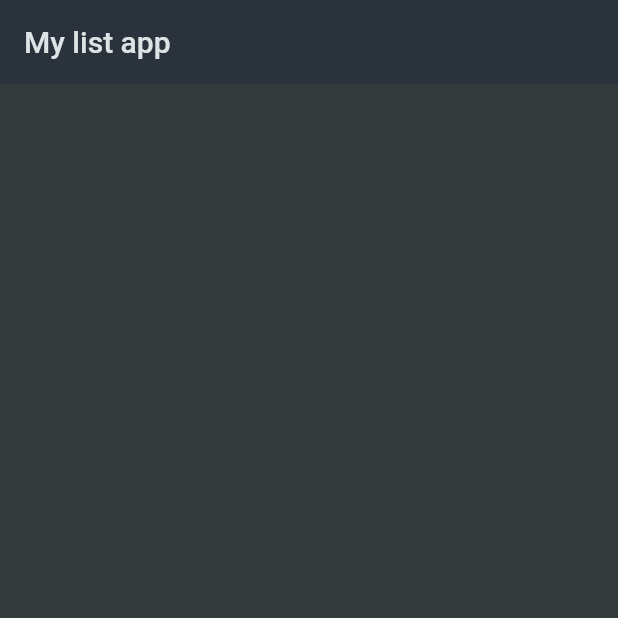
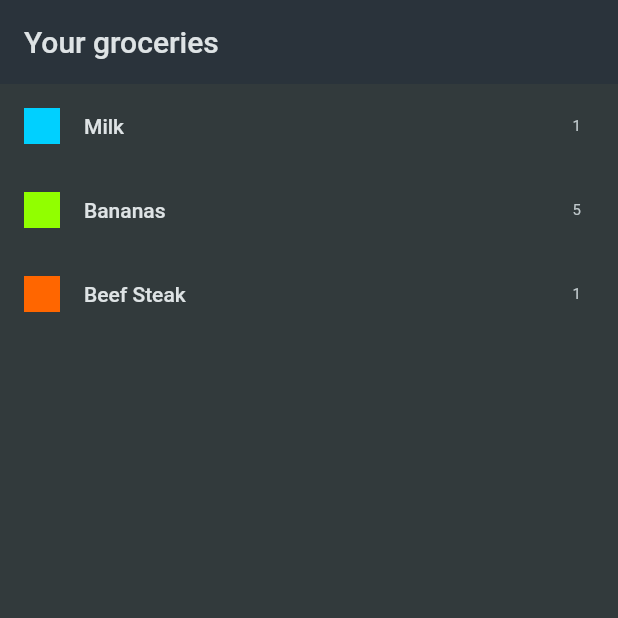
Before and after one commit to davidecarizzoni/shopping_list_app, a Flutter app: the screen it shows after launch, on a phone screen of 412 x 824 dp, the top half of it. Run offline on Flutter 3.47's test engine with Material 2 defaults, Android fonts, the phone set to English and light mode, and no system bars.

Commit message:
feat(screen): item list

```diff
--- a/lib/main.dart
+++ b/lib/main.dart
@@ -1,4 +1,5 @@
 import 'package:flutter/material.dart';
+import 'package:shopping_list_app/widgets/grocery_list.dart';
 
 void main() {
   runApp(const MyApp());
@@ -21,10 +22,7 @@ class MyApp extends StatelessWidget {
         ),
         scaffoldBackgroundColor: const Color.fromARGB(255, 50, 58, 60),
       ),
-        home: Scaffold(
-          appBar: AppBar(
-            title: Text('My list app'),
-          ),
-        ));
+      home: const GroceryList(),
+    );
   }
 }
--- a/lib/models/grocery_item.dart
+++ b/lib/models/grocery_item.dart
@@ -1,4 +1,4 @@
-import 'package:flutter/foundation.dart';
+import 'package:shopping_list_app/models/category.dart';
 
 class GroceryItem {
   const GroceryItem({
--- /dev/null
+++ b/lib/widgets/grocery_list.dart
@@ -0,0 +1,30 @@
+import 'package:flutter/material.dart';
+import 'package:shopping_list_app/data/dummy_items.dart';
+
+class GroceryList extends StatelessWidget {
+  const GroceryList({super.key});
+
+  @override
+  Widget build(BuildContext context) {
+    // TODO: implement build
+    return Scaffold(
+      appBar: AppBar(
+        title: const Text('Your groceries'),
+      ),
+      body: ListView.builder(
+        itemCount: groceryItems.length,
+        itemBuilder: (ctx, index) => ListTile(
+          title: Text(groceryItems[index].name),
+          leading: Container(
+            width: 24,
+            height: 24,
+            color: groceryItems[index].category.color,
+          ),
+          trailing: Text(
+            groceryItems[index].quantity.toString(),
+          ),
+        ),
+      ),
+    );
+  }
+}
```
Lines whose indentation alone changed are shown as unchanged.
